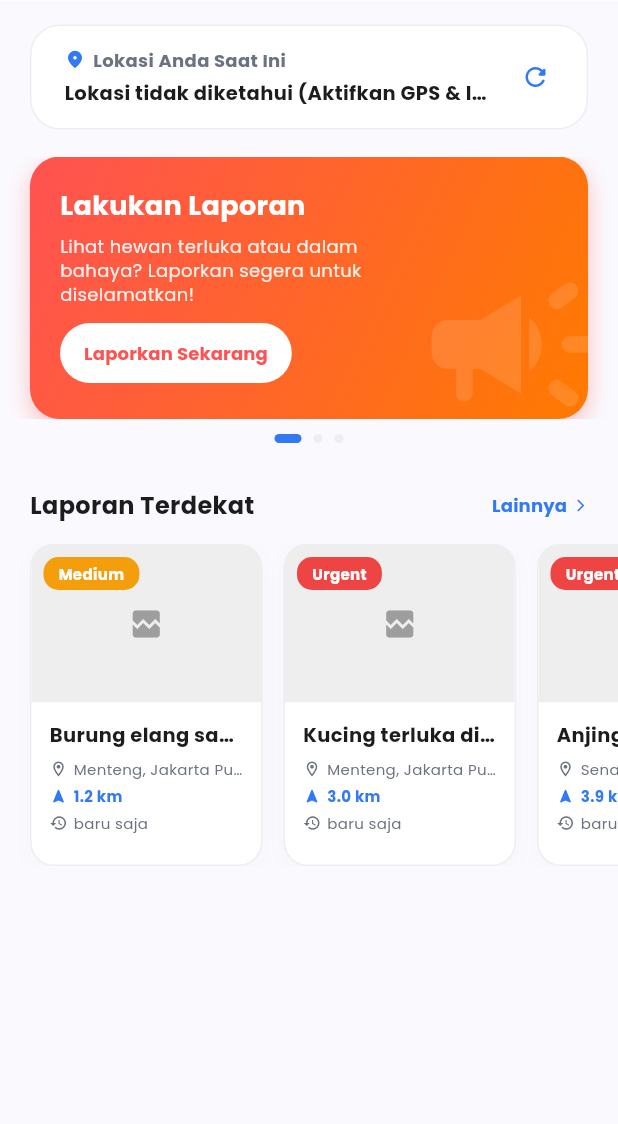
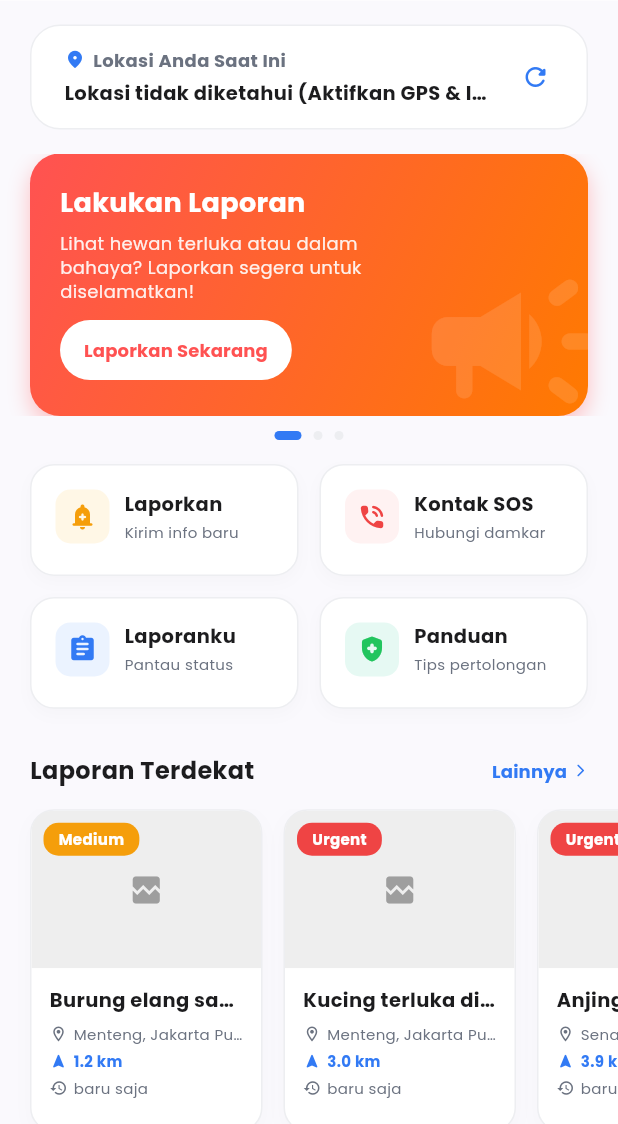
Before and after one commit to hananzahidah/resqare_app, a Flutter app: the ReporterHomeScreen screen opened directly, on a phone screen of 412 x 824 dp, the part 112-1236 px from its top. Run offline on Flutter 3.47's test engine with Material 3 defaults, Android fonts, the phone set to English and light mode, and no system bars; our stand-ins replace geocoding, geolocator, google_fonts, image_picker, shared_preferences, sqflite; missing offline and left inert: sqlite_viewer2; accounts and stored records are empty.

Commit message:
update action home

```diff
--- a/lib/views/home/reporter_home_screen.dart
+++ b/lib/views/home/reporter_home_screen.dart
@@ -10,6 +10,7 @@ import 'package:resqare_app/views/home/widgets/carousel_section.dart';
 import 'package:resqare_app/views/home/widgets/location_card_section.dart';
 import 'package:resqare_app/views/home/widgets/my_reports_section.dart';
 import 'package:resqare_app/views/home/widgets/nearby_report_section.dart';
+import 'package:resqare_app/views/home/widgets/quick_action_section.dart';
 
 class ReporterHomeScreen extends StatefulWidget {
   const ReporterHomeScreen({super.key});
@@ -73,7 +74,7 @@ class _ReporterHomeScreenState extends State<ReporterHomeScreen> {
                         ? FileImage(File(_imgProfile!))
                         : null,
                     child: (_imgProfile == null || _imgProfile!.isEmpty)
-                        ? const Icon(Icons.person)
+                        ? Icon(Icons.person)
                         : null,
                   ),
                   Column(
@@ -118,10 +119,13 @@ class _ReporterHomeScreenState extends State<ReporterHomeScreen> {
                   _myReportsKey.currentState?.loadMyReports();
                 },
               ),
-              SizedBox(height: 18),
+              SizedBox(height: 16),
 
               // Carousel Banner
               CarouselSection(),
+              SizedBox(height: 16),
+
+              QuickActionSection(isReporter: true),
               SizedBox(height: 30),
 
               NearbyReportSection(key: _nearbyKey),
--- a/lib/views/home/widgets/quick_action_section.dart
+++ b/lib/views/home/widgets/quick_action_section.dart
@@ -1,20 +1,22 @@
 import 'package:flutter/material.dart';
 import 'package:resqare_app/constant/app_color.dart';
+import 'package:url_launcher/url_launcher.dart';
 
 class QuickActionSection extends StatefulWidget {
-  const QuickActionSection({super.key});
+  final bool isReporter;
+  const QuickActionSection({super.key, this.isReporter = false});
 
   @override
   State<QuickActionSection> createState() => _QuickActionSectionState();
 }
 
 class _QuickActionSectionState extends State<QuickActionSection> {
-  final List<Map<String, dynamic>> actions = [
+  final List<Map<String, dynamic>> volunteerActions = [
     {
       "title": "Misi Rescue",
       "subtitle": "Lihat tugas aktif",
       "icon": Icons.assignment_turned_in_rounded,
-      "color": const Color(0xFFEBF3FF),
+      "color": Color(0xFFEBF3FF),
       "iconColor": AppColors.primaryBlue,
       "onTap": () {},
     },
@@ -22,15 +24,24 @@ class _QuickActionSectionState extends State<QuickActionSection> {
       "title": "Kontak SOS",
       "subtitle": "Hubungi damkar",
       "icon": Icons.contact_phone_rounded,
-      "color": const Color(0xFFFFF2F2),
+      "color": Color(0xFFFFF2F2),
       "iconColor": AppColors.emergency,
-      "onTap": () {},
+      "onTap": () async {
+        final Uri url = Uri.parse('tel:113');
+        try {
+          if (!await launchUrl(url, mode: LaunchMode.externalApplication)) {
+            debugPrint('Could not launch $url');
+          }
+        } catch (e) {
+          debugPrint('Error launching $url: $e');
+        }
+      },
     },
     {
       "title": "Statistik",
       "subtitle": "Evaluasi rescue",
       "icon": Icons.query_stats,
-      "color": const Color(0xFFE6F9F3),
+      "color": Color(0xFFE6F9F3),
       "iconColor": AppColors.success,
       "onTap": () {},
     },
@@ -38,23 +49,68 @@ class _QuickActionSectionState extends State<QuickActionSection> {
       "title": "Laporkan",
       "subtitle": "Kirim info baru",
       "icon": Icons.add_circle_rounded,
-      "color": const Color(0xFFFFF7E6),
+      "color": Color(0xFFFFF7E6),
       "iconColor": AppColors.waitingRescue,
       "onTap": () {},
     },
   ];
 
+  final List<Map<String, dynamic>> reporterActions = [
+    {
+      "title": "Laporkan",
+      "subtitle": "Kirim info baru",
+      "icon": Icons.add_alert_rounded,
+      "color": Color(0xFFFFF7E6),
+      "iconColor": AppColors.waitingRescue,
+      "onTap": () {},
+    },
+    {
+      "title": "Kontak SOS",
+      "subtitle": "Hubungi damkar",
+      "icon": Icons.phone_in_talk_rounded,
+      "color": Color(0xFFFFF2F2),
+      "iconColor": AppColors.emergency,
+      "onTap": () async {
+        final Uri url = Uri.parse('tel:113');
+        try {
+          if (!await launchUrl(url, mode: LaunchMode.externalApplication)) {
+            debugPrint('Could not launch $url');
+          }
+        } catch (e) {
+          debugPrint('Error launching $url: $e');
+        }
+      },
+    },
+    {
+      "title": "Laporanku",
+      "subtitle": "Pantau status",
+      "icon": Icons.assignment_rounded,
+      "color": Color(0xFFEBF3FF),
+      "iconColor": AppColors.primaryBlue,
+      "onTap": () {},
+    },
+
+    {
+      "title": "Panduan",
+      "subtitle": "Tips pertolongan",
+      "icon": Icons.health_and_safety_rounded,
+      "color": Color(0xFFE6F9F3),
+      "iconColor": AppColors.success,
+      "onTap": () {},
+    },
+  ];
   @override
   Widget build(BuildContext context) {
+    final actions = widget.isReporter ? reporterActions : volunteerActions;
     return Padding(
-      padding: const EdgeInsets.symmetric(horizontal: 20.0),
+      padding: EdgeInsets.symmetric(horizontal: 20.0),
       child: Column(
         crossAxisAlignment: CrossAxisAlignment.start,
         children: [
           GridView.builder(
             shrinkWrap: true,
-            physics: const NeverScrollableScrollPhysics(),
-            gridDelegate: const SliverGridDelegateWithFixedCrossAxisCount(
+            physics: NeverScrollableScrollPhysics(),
+            gridDelegate: SliverGridDelegateWithFixedCrossAxisCount(
               crossAxisCount: 2,
               crossAxisSpacing: 14,
               mainAxisSpacing: 14,
@@ -67,19 +123,16 @@ class _QuickActionSectionState extends State<QuickActionSection> {
                 onTap: action["onTap"] as VoidCallback,
                 borderRadius: BorderRadius.circular(16),
                 child: Container(
-                  padding: const EdgeInsets.all(16),
+                  padding: EdgeInsets.all(16),
                   decoration: BoxDecoration(
                     color: Colors.white,
                     borderRadius: BorderRadius.circular(16),
-                    border: Border.all(
-                      color: const Color(0xFFEDEEF1),
-                      width: 1,
-                    ),
+                    border: Border.all(color: Color(0xFFEDEEF1), width: 1),
                     boxShadow: [
                       BoxShadow(
-                        color: Colors.black.withOpacity(0.02),
+                        color: Colors.black.withValues(alpha: 0.02),
                         blurRadius: 8,
-                        offset: const Offset(0, 4),
+                        offset: Offset(0, 4),
                       ),
                     ],
                   ),
@@ -87,7 +140,7 @@ class _QuickActionSectionState extends State<QuickActionSection> {
                     crossAxisAlignment: CrossAxisAlignment.start,
                     children: [
                       Container(
-                        padding: const EdgeInsets.all(8),
+                        padding: EdgeInsets.all(8),
                         decoration: BoxDecoration(
                           color: action["color"],
                           borderRadius: BorderRadius.circular(10),
@@ -98,14 +151,14 @@ class _QuickActionSectionState extends State<QuickActionSection> {
                           size: 20,
                         ),
                       ),
-                      const SizedBox(width: 10),
+                      SizedBox(width: 10),
                       Expanded(
                         child: Column(
                           crossAxisAlignment: CrossAxisAlignment.start,
                           children: [
                             Text(
                               action["title"],
-                              style: const TextStyle(
+                              style: TextStyle(
                                 fontSize: 13,
                                 fontWeight: FontWeight.bold,
                                 color: AppColors.textPrimary,
@@ -113,10 +166,10 @@ class _QuickActionSectionState extends State<QuickActionSection> {
                               maxLines: 1,
                               overflow: TextOverflow.ellipsis,
                             ),
-                            const SizedBox(height: 2),
+                            SizedBox(height: 2),
                             Text(
                               action["subtitle"],
-                              style: const TextStyle(
+                              style: TextStyle(
                                 fontSize: 10,
                                 color: AppColors.textSecondary,
                               ),
--- a/pubspec.yaml
+++ b/pubspec.yaml
@@ -41,6 +41,7 @@ dependencies:
   shared_preferences: ^2.5.5
   sqflite: ^2.4.2+1
   sqlite_viewer2: ^2.0.0
+  url_launcher: ^6.3.2
 
 dev_dependencies:
   flutter_launcher_icons: "^0.14.4"
```
Also changed, not shown: lib/views/home/volunteer_home_screen.dart (+13 -16 lines), pubspec.lock, 6 other files.
